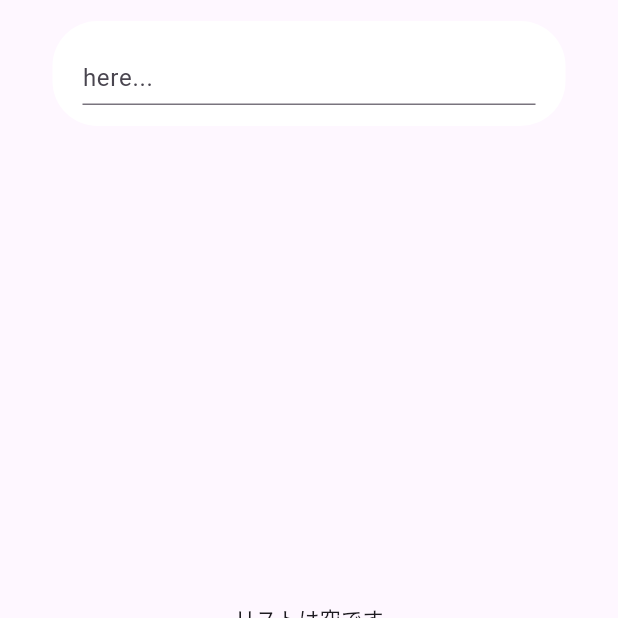
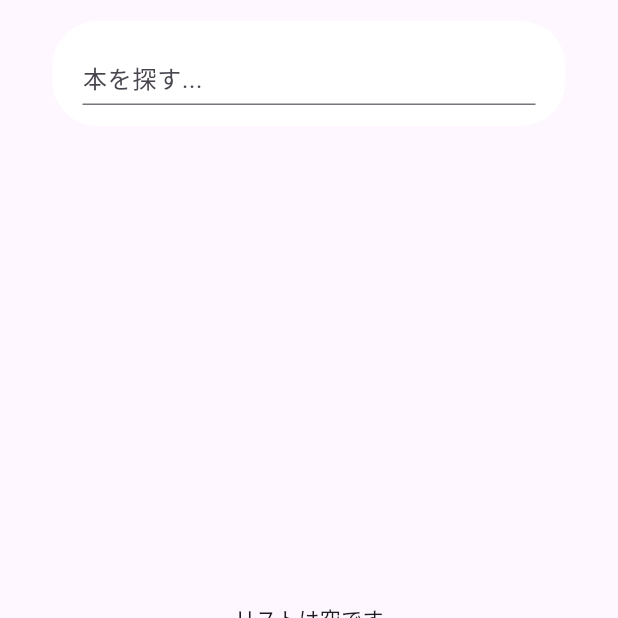
Before and after one commit to GithubUserXyz/RakutenBooksViewer, a Flutter app: the screen it shows after launch, on a phone screen of 412 x 824 dp, the top half of it. Run offline on Flutter 3.47's test engine with Material 2 defaults, Android fonts, the phone set to English and light mode, and no system bars; our stand-ins replace get_it, go_router, logger.

Commit message:
search用のテキストフィールドの文字を変更

```diff
--- a/lib/page/widgets/search_widget.dart
+++ b/lib/page/widgets/search_widget.dart
@@ -52,7 +52,7 @@ class SearchWidget extends StatelessWidget {
               await _searchState.search(value);
             },
             controller: _searchState.searchField,
-            decoration: const InputDecoration(hintText: 'here...'),
+            decoration: const InputDecoration(hintText: '本を探す...'),
           ),
         ),
       ),
```
